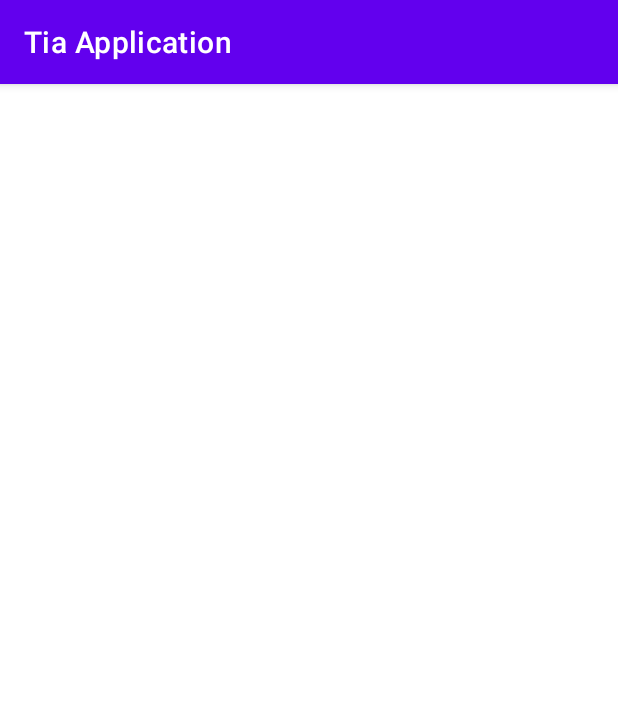
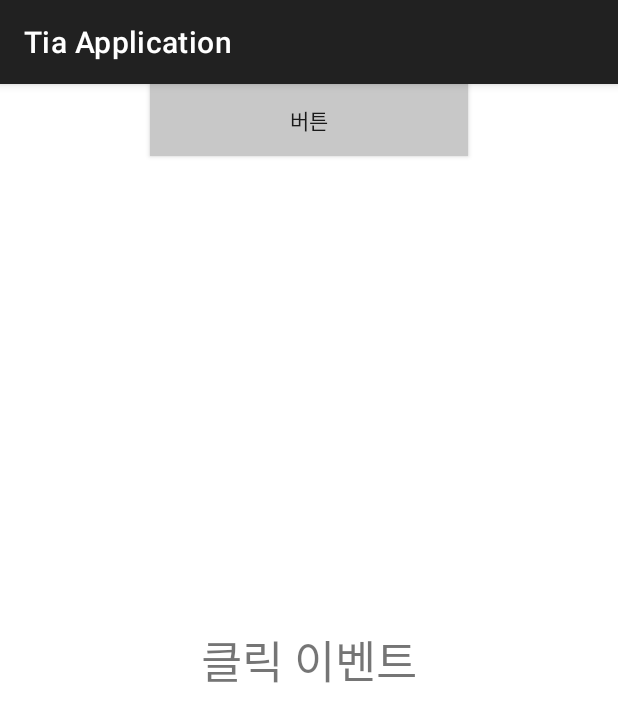
Before and after one commit to nueag/tia-assignment, an Android app: the screen it shows after launch (MainActivity), on a phone screen of 412 x 824 dp. Shown: the top 722 px of the screen. Run offline under Robolectric (Android 15) with nearby library versions, the phone set to English and light mode, and no system bars.

Commit message:
[ADD] add components

```diff
--- a/app/src/main/res/layout/main.xml
+++ b/app/src/main/res/layout/main.xml
@@ -1,6 +1,28 @@
 <?xml version="1.0" encoding="utf-8"?>
 <androidx.constraintlayout.widget.ConstraintLayout xmlns:android="http://schemas.android.com/apk/res/android"
+    xmlns:tools="http://schemas.android.com/tools"
     android:layout_width="match_parent"
-    android:layout_height="match_parent">
+    android:layout_height="match_parent"
+    xmlns:app="http://schemas.android.com/apk/res-auto">
+
+    <TextView
+        android:layout_width="match_parent"
+        android:layout_height="match_parent"
+        android:text="@string/main_defualt_textView"
+        android:textSize="30sp"
+        android:gravity="center"
+        tools:ignore="MissingConstraints" />
+
+    <android.widget.Button
+        android:id="@+id/button"
+        android:layout_width="match_parent"
+        android:layout_height="wrap_content"
+        android:layout_marginStart="100dp"
+        android:layout_marginEnd="100dp"
+        android:background="@color/gray"
+        android:text="버튼"
+        app:layout_constraintStart_toStartOf="parent"
+        app:layout_constraintTop_toTopOf="parent" />
+
 
 </androidx.constraintlayout.widget.ConstraintLayout>
--- a/app/src/main/res/values/colors.xml
+++ b/app/src/main/res/values/colors.xml
@@ -7,4 +7,6 @@
     <color name="teal_700">#FF018786</color>
     <color name="black">#FF000000</color>
     <color name="white">#FFFFFFFF</color>
+    <color name="status_bar">#FFFFFF</color>
+    <color name="gray">#C8C8C8</color>
 </resources>
--- a/app/src/main/res/values/strings.xml
+++ b/app/src/main/res/values/strings.xml
@@ -1,3 +1,4 @@
 <resources>
     <string name="app_name">Tia Application</string>
+    <string name="main_defualt_textView">클릭 이벤트</string>
 </resources>
--- a/app/src/main/res/values/themes.xml
+++ b/app/src/main/res/values/themes.xml
@@ -2,7 +2,6 @@
     <!-- Base application theme. -->
     <style name="Theme.TiaApplication" parent="Theme.MaterialComponents.DayNight.DarkActionBar">
         <!-- Primary brand color. -->
-        <item name="colorPrimary">@color/purple_500</item>
         <item name="colorPrimaryVariant">@color/purple_700</item>
         <item name="colorOnPrimary">@color/white</item>
         <!-- Secondary brand color. -->
@@ -10,7 +9,7 @@
         <item name="colorSecondaryVariant">@color/teal_700</item>
         <item name="colorOnSecondary">@color/black</item>
         <!-- Status bar color. -->
-        <item name="android:statusBarColor">?attr/colorPrimaryVariant</item>
+        <item name="android:statusBarColor">@color/status_bar</item>
         <!-- Customize your theme here. -->
     </style>
 </resources>
```
